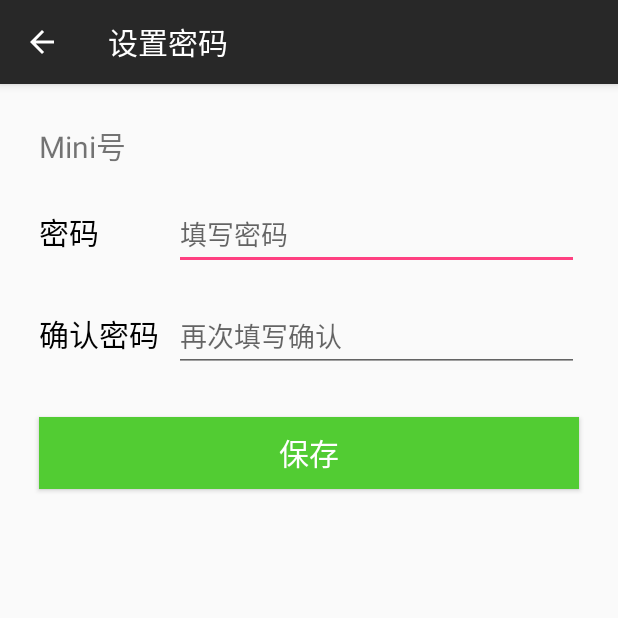
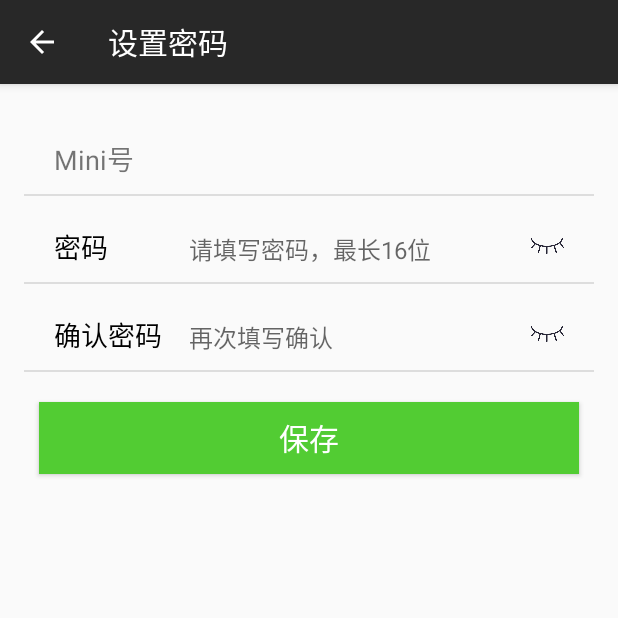
Before and after one commit to SYSUMiniChat/MiniChat, an Android app: the changePassword screen opened directly, with no data from a screen before it, on a phone screen of 412 x 824 dp, the top half of it. Run offline under Robolectric (Android 15) with nearby library versions, the phone set to English and light mode, and no system bars.

Commit message:
添加输入框密码可见功能

```diff
--- a/MiniChat/app/src/main/java/com/example/caitzh/minichat/changePassword.java
+++ b/MiniChat/app/src/main/java/com/example/caitzh/minichat/changePassword.java
@@ -3,6 +3,8 @@ package com.example.caitzh.minichat;
 import android.content.Intent;
 import android.support.v7.app.AppCompatActivity;
 import android.os.Bundle;
+import android.text.method.HideReturnsTransformationMethod;
+import android.text.method.PasswordTransformationMethod;
 import android.view.MenuItem;
 import android.view.View;
 import android.widget.Button;
@@ -13,32 +15,73 @@ import android.widget.Toast;
 
 public class changePassword extends AppCompatActivity {
 
+    TextView miniNumber;
+    Button btn_save;
+    EditText password, confirmPassword;
+    ImageView password_visible, confirm_visible;
+    boolean visible = false, confirmVisible = false;
+
     @Override
     protected void onCreate(Bundle savedInstanceState) {
         super.onCreate(savedInstanceState);
         setContentView(R.layout.activity_change_password);
 
+        miniNumber = (TextView) findViewById(R.id.miniNumber);
+        btn_save = (Button) findViewById(R.id.save_password);
+        password = (EditText) findViewById(R.id.password);
+        confirmPassword = (EditText) findViewById(R.id.confirmPassword);
+        password_visible = (ImageView) findViewById(R.id.visible);
+        confirm_visible = (ImageView) findViewById(R.id.confirmVisible);
+
         Intent intent = this.getIntent();
-        TextView miniNumber = (TextView) findViewById(R.id.miniNumber);
-        miniNumber.setText(intent.getStringExtra("miniNumber"));
+        miniNumber.setText(intent.getStringExtra("miniNumber"));  // 获取跳转页面时传递的参数:mini账号
+
+        // 点击密码可见按钮
+        password_visible.setOnClickListener(new View.OnClickListener() {
+            @Override
+            public void onClick(View v) {
+                if (!visible) {
+                    password.setTransformationMethod(HideReturnsTransformationMethod.getInstance());
+                    password_visible.setImageDrawable(getResources().getDrawable(R.mipmap.visible));
+                } else {
+                    password.setTransformationMethod(PasswordTransformationMethod.getInstance());
+                    password_visible.setImageDrawable(getResources().getDrawable(R.mipmap.invisible));
+                }
+                visible = !visible;
+                password.postInvalidate();
+                password.setSelection(password.length());
+            }
+        });
+        confirm_visible.setOnClickListener(new View.OnClickListener() {
+            @Override
+            public void onClick(View v) {
+                if (!confirmVisible) {
+                    confirmPassword.setTransformationMethod(HideReturnsTransformationMethod.getInstance());
+                    confirm_visible.setImageDrawable(getResources().getDrawable(R.mipmap.visible));
+                } else {
+                    confirmPassword.setTransformationMethod(PasswordTransformationMethod.getInstance());
+                    confirm_visible.setImageDrawable(getResources().getDrawable(R.mipmap.invisible));
+                }
+                confirmVisible = !confirmVisible;
+                confirmPassword.postInvalidate();
+                confirmPassword.setSelection(confirmPassword.length());
+            }
+        });
+
 
         // 点击保存按钮
-        Button btn_save = (Button) findViewById(R.id.save_password);
         btn_save.setOnClickListener(new View.OnClickListener() {
             @Override
             public void onClick(View v) {
-                EditText password = (EditText) findViewById(R.id.password);
-                EditText comfirm_password = (EditText) findViewById(R.id.confirmPassword);
                 String text_password = password.getText().toString();
-                String text_comfirm = comfirm_password.getText().toString();
-                if (text_password.equals(text_comfirm)) {  // 密码前后一致
+                String text_confirm = confirmPassword.getText().toString();
+                if (text_password.equals(text_confirm)) {  // 密码前后一致
                     finish();  // 结束当前activity
                     Intent intent = new Intent(changePassword.this, personalInformation.class);
-                    // TODO 更新数据库内容 密码
                     startActivity(intent);
                 } else {
                     Toast.makeText(changePassword.this, "密码前后不一致，请重新输入", Toast.LENGTH_LONG).show();
-                    comfirm_password.setText("");
+                    confirmPassword.setText("");
                 }
             }
         });
--- a/MiniChat/app/src/main/res/layout/activity_change_password.xml
+++ b/MiniChat/app/src/main/res/layout/activity_change_password.xml
@@ -10,69 +10,88 @@
     tools:context="com.example.caitzh.minichat.changePassword"
     android:orientation="vertical">
 
-    <LinearLayout
-        android:layout_width="match_parent"
-        android:layout_height="wrap_content"
-        android:layout_margin="10dp">
+    <LinearLayout style="@style/myLinearLayout">
 
         <TextView
             android:layout_width="80dp"
             android:layout_height="wrap_content"
             android:text="Mini号"
-            android:textSize="20sp" />
+            android:textSize="18sp" />
 
         <TextView
             android:id="@+id/miniNumber"
             android:layout_width="wrap_content"
             android:layout_height="wrap_content"
-            android:textSize="20sp"
+            android:textSize="16sp"
+            android:text="123456789"
             android:layout_marginLeft="10dp"/>
 
     </LinearLayout>
 
-    <LinearLayout
-        android:layout_width="match_parent"
-        android:layout_height="wrap_content"
-        android:layout_margin="10dp">
+    <View
+        android:id="@+id/view1"
+        style="@style/myView"/>
+
+    <LinearLayout style="@style/myLinearLayout">
 
         <TextView
             android:layout_width="80dp"
             android:layout_height="wrap_content"
             android:text="密码"
-            android:textSize="20sp"
+            android:textSize="18sp"
             android:textColor="@color/colorBlack" />
 
         <EditText
             android:id="@+id/password"
-            android:layout_width="match_parent"
-            android:layout_height="wrap_content"
-            android:layout_marginLeft="10dp"
-            android:hint="填写密码"
-            android:inputType="textPassword"/>
+            style="@style/myEditText"
+            android:hint="请填写密码，最长16位"
+            android:inputType="textPassword"
+            android:maxLength="16"
+            android:layout_marginLeft="10dp"/>
+
+        <ImageView
+            android:id="@+id/visible"
+            android:layout_width="22dp"
+            android:layout_height="20dp"
+            android:src="@mipmap/invisible"
+            android:layout_gravity="center_vertical"/>
 
     </LinearLayout>
 
+    <View
+        android:id="@+id/view2"
+        style="@style/myView"/>
+
     <LinearLayout
-        android:layout_width="match_parent"
-        android:layout_height="wrap_content"
-        android:layout_margin="10dp">
+        style="@style/myLinearLayout">
 
         <TextView
             android:layout_width="80dp"
             android:layout_height="wrap_content"
             android:text="确认密码"
-            android:textSize="20sp"
+            android:textSize="18sp"
             android:textColor="@color/colorBlack" />
 
         <EditText
             android:id="@+id/confirmPassword"
-            android:layout_width="match_parent"
-            android:layout_height="wrap_content"
-            android:layout_marginLeft="10dp"
+            style="@style/myEditText"
             android:hint="再次填写确认"
-            android:inputType="textPassword"/>
+            android:inputType="textPassword"
+            android:maxLength="16"
+            android:layout_marginLeft="10dp"/>
+
+        <ImageView
+            android:id="@+id/confirmVisible"
+            android:layout_width="22dp"
+            android:layout_height="20dp"
+            android:src="@mipmap/invisible"
+            android:layout_gravity="center_vertical"/>
 
     </LinearLayout>
+
+    <View
+        android:id="@+id/view3"
+        style="@style/myView"/>
 
     <Button
         android:id="@+id/save_password"
--- a/MiniChat/app/src/main/res/layout/activity_forget_password.xml
+++ b/MiniChat/app/src/main/res/layout/activity_forget_password.xml
@@ -69,7 +69,7 @@
         android:layout_width="wrap_content"
         android:layout_height="wrap_content"
         android:text="@string/nextStep"
-        android:textSize="18sp"
+        android:textSize="20sp"
         android:textColor="@color/colorGreen"
         android:layout_gravity="center_horizontal"
         android:layout_marginTop="30dp"/>
```
Also changed, not shown: MiniChat/app/src/main/java/com/example/caitzh/minichat/register.java (+65 -12 lines), MiniChat/app/src/main/java/com/example/caitzh/minichat/signIn.java (+35 -8 lines), MiniChat/app/src/main/res/layout/activity_register.xml (+17 -4 lines), MiniChat/app/src/main/res/layout/activity_sign_in.xml (+10 -3 lines), MiniChat/app/src/main/res/mipmap-xxxhdpi/invisible.png (added), MiniChat/app/src/main/res/mipmap-xxxhdpi/visible.png (added).
